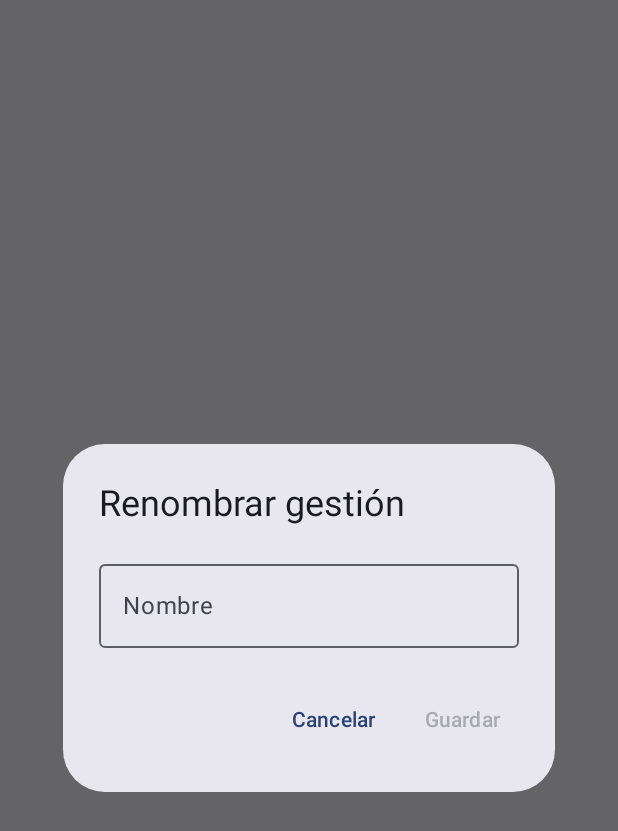
After one commit to IsmaelYanes/PocketSplit, an Android app built with Jetpack Compose: the composable RenameFinanceDialog called with empty values, on a phone screen of 412 x 824 dp. The commit adds this screen. Shown: the top 831 px of the screen. Run offline under Robolectric (Android 15) with nearby library versions, the phone set to English and light mode, and no system bars.

Commit message:
feat(finance): Implementado el diálogo para permitir renombrar una finanza

```diff
--- /dev/null
+++ b/app/src/main/java/com/develop/pocketsplit/ui/components/RenameFinanceDialog.kt
@@ -0,0 +1,43 @@
+package com.develop.pocketsplit.ui.components
+
+import androidx.compose.material3.AlertDialog
+import androidx.compose.material3.OutlinedTextField
+import androidx.compose.material3.Text
+import androidx.compose.material3.TextButton
+import androidx.compose.runtime.Composable
+import androidx.compose.runtime.getValue
+import androidx.compose.runtime.mutableStateOf
+import androidx.compose.runtime.saveable.rememberSaveable
+import androidx.compose.runtime.setValue
+import androidx.compose.ui.res.stringResource
+import com.develop.pocketsplit.R
+
+@Composable
+fun RenameFinanceDialog(
+    currentName: String,
+    onDismiss: () -> Unit,
+    onConfirm: (String) -> Unit
+) {
+    var name by rememberSaveable { mutableStateOf(currentName) }
+
+    AlertDialog(
+        onDismissRequest = onDismiss,
+        title = { Text(stringResource(R.string.finance_rename_title)) },
+        text = {
+            OutlinedTextField(
+                value = name,
+                onValueChange = { name = it },
+                label = { Text(stringResource(R.string.finance_name_label)) },
+                singleLine = true
+            )
+        },
+        confirmButton = {
+            TextButton(onClick = { onConfirm(name) }, enabled = name.isNotBlank()) {
+                Text(stringResource(R.string.common_save))
+            }
+        },
+        dismissButton = {
+            TextButton(onClick = onDismiss) { Text(stringResource(R.string.common_cancel)) }
+        }
+    )
+}
--- a/app/src/main/res/values/strings.xml
+++ b/app/src/main/res/values/strings.xml
@@ -19,6 +19,12 @@
     <string name="common_create">Crear</string>
     <string name="common_cancel">Cancelar</string>
 
+    <!-- Diálogo de renombre -->
+    <string name="common_save">Guardar</string>
+    <string name="finance_more_options">Más opciones</string>
+    <string name="finance_rename">Renombrar</string>
+    <string name="finance_rename_title">Renombrar gestión</string>
+
     <!-- Navegación inferior -->
     <string name="navigation_home">Inicio</string>
 
```
Also changed, not shown: app/src/main/java/com/develop/pocketsplit/ui/screen/FinanceScreen.kt (+32 -2 lines), app/src/main/java/com/develop/pocketsplit/ui/viewmodel/FinanceViewModel.kt (+8 -0 lines).
